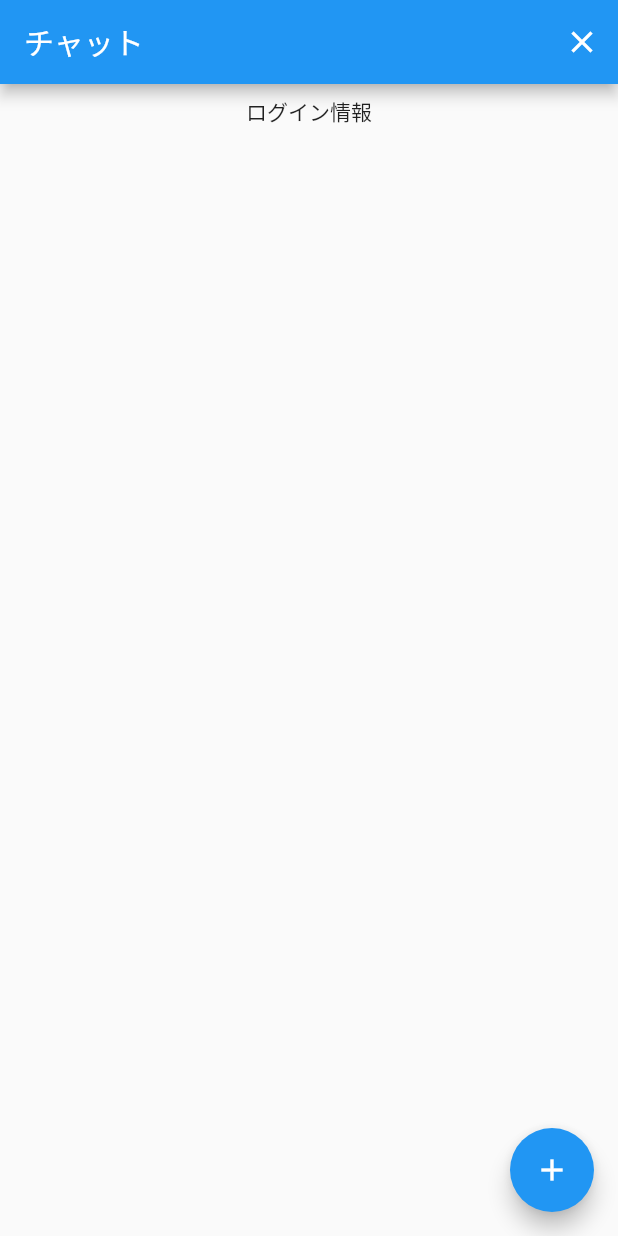
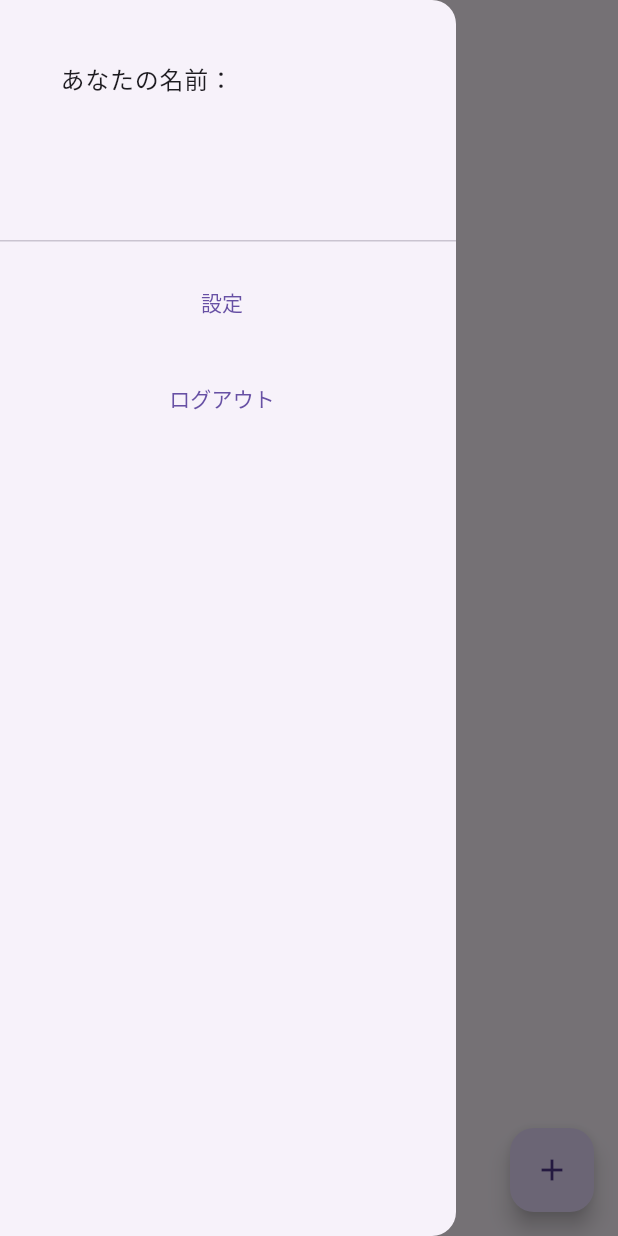
Before and after one commit to yuto0623/flutter_messageapp, a Flutter app: the screen it shows once a user with an empty profile is signed in, with the side drawer open (before the commit the screen has no drawer), on a phone screen of 412 x 824 dp. Run offline on Flutter 3.47's test engine with Material 2 defaults, Android fonts, the phone set to English and light mode, and no system bars; our stand-ins replace cloud_firestore, firebase_auth, firebase_core; accounts and stored records are empty; network calls fail.

Commit message:
ユーザー名表示機能追加

```diff
--- a/lib/main.dart
+++ b/lib/main.dart
@@ -34,10 +34,11 @@ Future main() async {
 class ChatApp extends StatelessWidget {
   @override
   Widget build(BuildContext context) => MaterialApp(
+        debugShowCheckedModeBanner: false,
         title: 'ChatApp',
         theme: ThemeData(
           //テーマカラー
-          primarySwatch: Colors.blue,
+          useMaterial3: true,
         ),
         home: StreamBuilder<User?>(
           stream: FirebaseAuth.instance.authStateChanges(),
--- a/lib/pages/chatpage.dart
+++ b/lib/pages/chatpage.dart
@@ -3,6 +3,7 @@ import 'package:firebase_auth/firebase_auth.dart';
 import 'package:cloud_firestore/cloud_firestore.dart';
 import 'login.dart';
 import 'addpost.dart';
+import 'settings.dart';
 
 //チャット画面用Widget
 class ChatPage extends StatelessWidget {
@@ -15,9 +16,58 @@ class ChatPage extends StatelessWidget {
     return Scaffold(
       appBar: AppBar(
         title: const Text('チャット'),
-        actions: <Widget>[
-          IconButton(
-            icon: const Icon(Icons.close),
+      ),
+      drawer: Drawer(
+        child: ListView(
+          children: [
+            DrawerHeader(
+              child: Container(
+                padding: const EdgeInsets.all(8),
+                child: StreamBuilder<QuerySnapshot>(
+                  stream: FirebaseFirestore.instance
+                      .collection('users')
+                      .where(
+                        'uid',
+                        isEqualTo: FirebaseAuth.instance.currentUser?.uid,
+                      )
+                      .snapshots(),
+                  builder: (context, snapshot) {
+                    if (snapshot.hasData) {
+                      // nullチェックを追加
+                      final documents = snapshot.data!.docs; // nullでないことを保証
+                      return ListView.builder(
+                        itemCount: documents.length,
+                        itemBuilder: (context, index) {
+                          final document = documents[index];
+                          final userName = document.get('user');
+                          return ListTile(
+                            title: Text("あなたの名前：${userName}"),
+                          );
+                        },
+                      );
+                    } else if (snapshot.hasError) {
+                      return Text('Error: ${snapshot.error}');
+                    } else {
+                      return const CircularProgressIndicator();
+                    }
+                  },
+                ),
+              ),
+            ),
+            ListTile(
+              title: TextButton(
+                child: Text('設定'),
+                onPressed: () {
+                  Navigator.of(context)
+                      .push(MaterialPageRoute(builder: (context) {
+                    return const SettingsWidget();
+                  }));
+                },
+              ),
+            ),
+            ListTile(
+              title: TextButton(
+                child: const Text('ログアウト'),
                 onPressed: () async {
                   //ログアウト処理
                   //内部で保持しているログイン情報などが初期化される
@@ -28,15 +78,13 @@ class ChatPage extends StatelessWidget {
                     return const LoginPage();
                   }));
                 },
-          )
+              ),
+            ),
           ],
+        ),
       ),
       body: Column(
         children: [
-          Container(
-            padding: const EdgeInsets.all(8),
-            child: Text('ログイン情報${user.email}'),
-          ),
           Expanded(
             //FuterBuilder
             //非同期処理の結果をもとにWidgetを作れる
@@ -58,7 +106,7 @@ class ChatPage extends StatelessWidget {
                         child: ListTile(
                           title: Text(document['text']),
                           subtitle:
-                              Text(document['email'] + '  ' + document['date']),
+                              Text(document['user'] + '  ' + document['date']),
                           //自分の投稿メッセージの場合は削除ボタンを表示
                           trailing: document['email'] == user.email
                               ? IconButton(
@@ -89,10 +137,17 @@ class ChatPage extends StatelessWidget {
       floatingActionButton: FloatingActionButton(
         child: const Icon(Icons.add),
         onPressed: () async {
+          // ユーザー名を取得
+          final userNameSnapshot = await FirebaseFirestore.instance
+              .collection('users')
+              .where('uid', isEqualTo: user.uid)
+              .get();
+          final userName = userNameSnapshot.docs[0].get('user');
+
           //投稿画面に遷移
           await Navigator.of(context)
               .push(MaterialPageRoute(builder: (context) {
-            return AddPostPage(user);
+            return AddPostPage(user, userName);
           }));
         },
       ),
--- a/lib/pages/login.dart
+++ b/lib/pages/login.dart
@@ -1,5 +1,6 @@
 import 'package:flutter/material.dart';
 import 'package:firebase_auth/firebase_auth.dart';
+import 'package:cloud_firestore/cloud_firestore.dart';
 import 'chatpage.dart';
 
 //ログイン画面用Widget
@@ -16,6 +17,8 @@ class _LoginPageState extends State<LoginPage> {
   //入力したメールアドレス・パスワード
   String email = '';
   String password = '';
+  //入力したユーザー名
+  String userName = '';
 
   @override
   Widget build(BuildContext context) {
@@ -26,6 +29,15 @@ class _LoginPageState extends State<LoginPage> {
           child: Column(
               mainAxisAlignment: MainAxisAlignment.center,
               children: <Widget>[
+                //ユーザー名入力
+                TextFormField(
+                  decoration: const InputDecoration(labelText: 'ユーザー名'),
+                  onChanged: (String value) {
+                    setState(() {
+                      userName = value;
+                    });
+                  },
+                ),
                 //メールアドレス入力
                 TextFormField(
                   decoration: const InputDecoration(labelText: 'メールアドレス'),
@@ -62,6 +74,14 @@ class _LoginPageState extends State<LoginPage> {
                           final result =
                               await auth.createUserWithEmailAndPassword(
                                   email: email, password: password);
+                          //投稿メッセージ用ドキュメント作成
+                          await FirebaseFirestore.instance
+                              .collection('users') //コレクションID指定
+                              .doc() //ドキュメントID自動生成
+                              .set({
+                            'user': userName,
+                            'uid' : auth.currentUser?.uid.toString(),
+                          });
                           //ユーザー登録に成功した場合
                           //チャット画面に遷移＋ログイン画面を破棄
                           await Navigator.of(context).pushReplacement(
--- a/pubspec.yaml
+++ b/pubspec.yaml
@@ -39,6 +39,7 @@ dependencies:
   cloud_firestore: ^4.7.1
   provider: ^6.0.5
   google_sign_in: ^6.1.1
+  shared_preferences: ^2.1.1
 
 dev_dependencies:
   flutter_test:
```
Also changed, not shown: lib/pages/addpost.dart (+15 -5 lines), lib/pages/settings.dart (added, +21 -0 lines), pubspec.lock, 1 other file. Lines whose indentation alone changed are shown as unchanged.
